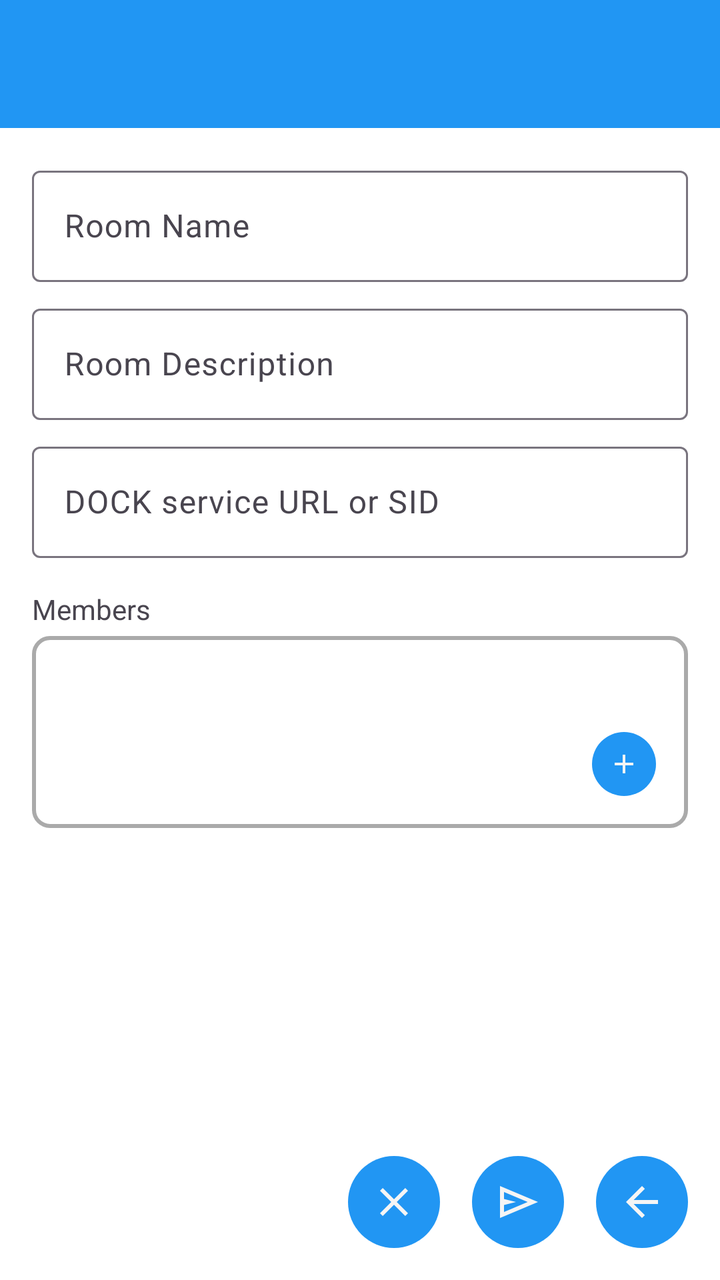
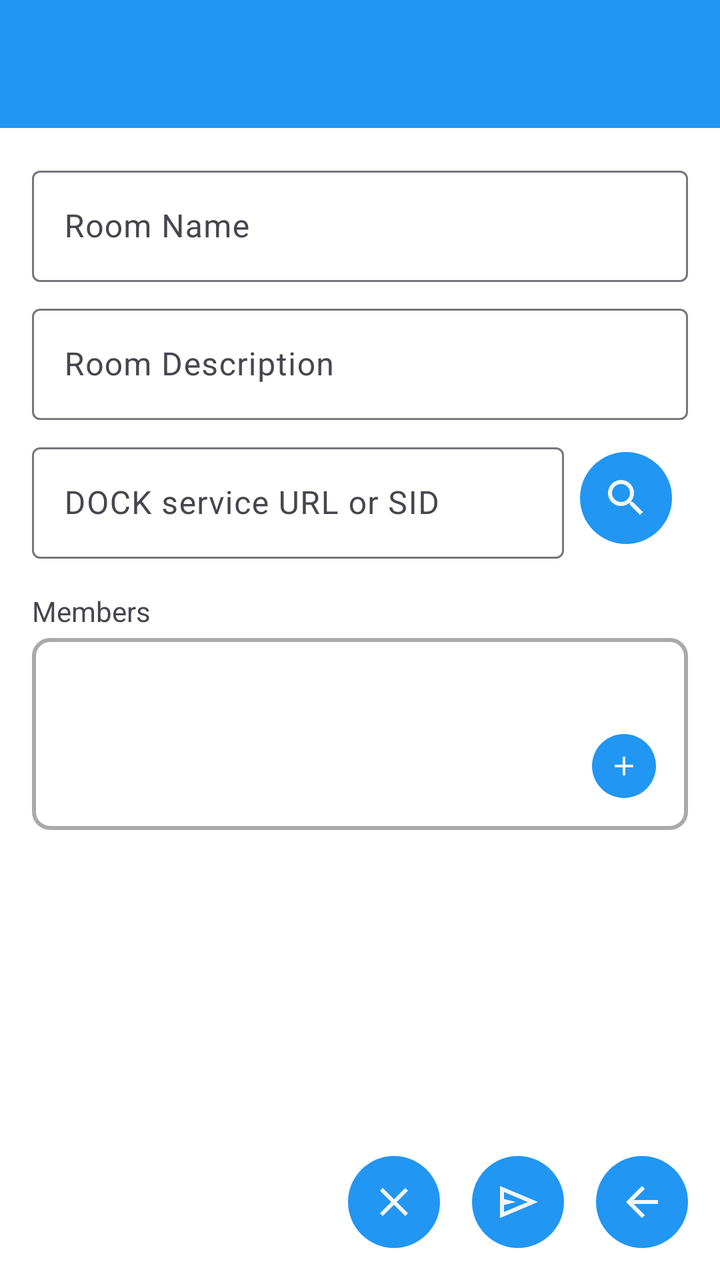

An Android layout rendered at two revisions. The XML below is the earlier revision; the diff shows what the commit changed to produce the second picture.
<!-- AndroidManifest.xml: application theme Theme.Freer -->
<!-- res/layout/activity_create_room.xml -->
<?xml version="1.0" encoding="utf-8"?>
<LinearLayout xmlns:android="http://schemas.android.com/apk/res/android"
    xmlns:app="http://schemas.android.com/apk/res-auto"
    android:layout_width="match_parent"
    android:layout_height="match_parent"
    android:orientation="vertical">

    <include layout="@layout/common_toolbar" />

    <ScrollView
        android:layout_width="match_parent"
        android:layout_height="0dp"
        android:layout_weight="1"
        android:fillViewport="true">

        <LinearLayout
            android:layout_width="match_parent"
            android:layout_height="wrap_content"
            android:orientation="vertical"
            android:padding="16dp">

            
            <com.google.android.material.textfield.TextInputLayout
                android:layout_width="match_parent"
                android:layout_height="wrap_content"
                android:hint="@string/room_name"
                style="@style/Widget.Material3.TextInputLayout.OutlinedBox"
                app:boxBackgroundColor="@color/input_field_background">

                <com.google.android.material.textfield.TextInputEditText
                    android:id="@+id/room_name_input"
                    android:layout_width="match_parent"
                    android:layout_height="wrap_content"
                    android:inputType="text"
                    android:maxLines="1" />

            </com.google.android.material.textfield.TextInputLayout>

            
            <com.google.android.material.textfield.TextInputLayout
                android:layout_width="match_parent"
                android:layout_height="wrap_content"
                android:layout_marginTop="8dp"
                android:hint="@string/room_description"
                style="@style/Widget.Material3.TextInputLayout.OutlinedBox"
                app:boxBackgroundColor="@color/input_field_background">

                <com.google.android.material.textfield.TextInputEditText
                    android:id="@+id/room_desc_input"
                    android:layout_width="match_parent"
                    android:layout_height="wrap_content"
                    android:inputType="textMultiLine"
                    android:maxLines="3" />

            </com.google.android.material.textfield.TextInputLayout>

            
            <com.google.android.material.textfield.TextInputLayout
                android:layout_width="match_parent"
                android:layout_height="wrap_content"
                android:layout_marginTop="8dp"
                android:hint="@string/home_dock_hint"
                style="@style/Widget.Material3.TextInputLayout.OutlinedBox"
                app:boxBackgroundColor="@color/input_field_background">

                <com.google.android.material.textfield.TextInputEditText
                    android:id="@+id/room_dock_input"
                    android:layout_width="match_parent"
                    android:layout_height="wrap_content"
                    android:inputType="textUri"
                    android:maxLines="1" />

            </com.google.android.material.textfield.TextInputLayout>

            
            <TextView
                android:layout_width="wrap_content"
                android:layout_height="wrap_content"
                android:layout_marginTop="16dp"
                android:layout_marginBottom="4dp"
                android:text="@string/members"
                android:textSize="14sp"
                android:textColor="?android:attr/textColorSecondary" />

            <LinearLayout
                android:layout_width="match_parent"
                android:layout_height="wrap_content"
                android:orientation="vertical"
                android:background="@drawable/container_outline"
                android:padding="8dp">

                <LinearLayout
                    android:id="@+id/members_container"
                    android:layout_width="match_parent"
                    android:layout_height="wrap_content"
                    android:orientation="vertical"
                    android:minHeight="32dp" />

                <ImageButton
                    android:id="@+id/add_member_button"
                    style="@style/SmallImageButton"
                    android:layout_gravity="end"
                    android:layout_marginTop="4dp"
                    android:src="@drawable/ic_plus"
                    android:contentDescription="@string/add_member" />

            </LinearLayout>

        </LinearLayout>

    </ScrollView>

    
    <LinearLayout
        android:id="@+id/buttonContainer"
        android:layout_width="match_parent"
        android:layout_height="wrap_content"
        android:orientation="horizontal"
        android:padding="8dp"
        android:gravity="end">

        <ImageButton
            android:id="@+id/clearButton"
            style="@style/ImageButtonStyle"
            android:src="@drawable/ic_clear"
            android:contentDescription="@string/clear" />

        <ImageButton
            android:id="@+id/createButton"
            style="@style/ImageButtonStyle"
            android:src="@drawable/ic_send"
            android:contentDescription="@string/create" />

        <ImageButton
            android:id="@+id/back_button"
            style="@style/ImageButtonStyle"
            android:src="@drawable/ic_back"
            android:contentDescription="@string/back" />

    </LinearLayout>

</LinearLayout>
<!-- res/layout/common_toolbar.xml (included above) -->
<?xml version="1.0" encoding="utf-8"?>
<androidx.appcompat.widget.Toolbar xmlns:android="http://schemas.android.com/apk/res/android"
    xmlns:app="http://schemas.android.com/apk/res-auto"
    android:id="@+id/toolbar"
    android:layout_width="match_parent"
    android:layout_height="?attr/actionBarSize"
    android:background="@color/accent"
    android:theme="@style/ThemeOverlay.Freer.Toolbar">

    <LinearLayout
        android:id="@+id/toolbar_fid_container"
        android:layout_width="wrap_content"
        android:layout_height="match_parent"
        android:layout_gravity="end"
        android:orientation="horizontal"
        android:gravity="end|center_vertical"
        android:visibility="gone"
        android:clickable="true"
        android:focusable="true"
        android:paddingStart="8dp"
        android:paddingEnd="16dp"
        android:background="?android:attr/selectableItemBackground">

        <TextView
            android:id="@+id/toolbar_fid_text"
            android:layout_width="130dp"
            android:layout_height="wrap_content"
            android:textColor="@color/main_background"
            android:paddingStart="8dp"
            android:paddingEnd="4dp"
            android:textSize="14sp"
            android:maxLines="1"
            android:gravity="end"
            android:ellipsize="middle" />

        <ImageView
            android:id="@+id/toolbar_avatar"
            android:layout_width="42dp"
            android:layout_height="42dp"
            android:background="@color/accent"
            android:scaleType="centerCrop"
            android:contentDescription="@string/avatar" />

    </LinearLayout>

</androidx.appcompat.widget.Toolbar>
<!-- resources referenced by this layout -->
<resources>
  <color name="accent">#2196F3</color>
  <color name="input_field_background">#FFFFFF</color>
  <color name="main_background">#F5F5F5</color>
  <!-- drawable container_outline (drawable) -->
  <?xml version="1.0" encoding="utf-8"?>
  <shape xmlns:android="http://schemas.android.com/apk/res/android"
      android:shape="rectangle"
      >
      <solid android:color="#00000000" />
      <stroke
          android:width="2dp"
          android:color="@color/container_outline" />
      <corners android:radius="8dp" />
  </shape>
  <!-- drawable ic_back (drawable) -->
  <vector xmlns:android="http://schemas.android.com/apk/res/android"
      android:width="24dp"
      android:height="24dp"
      android:viewportWidth="960"
      android:viewportHeight="960">
    <path
        android:pathData="m313,520 l224,224 -57,56 -320,-320 320,-320 57,56 -224,224h487v80L313,520Z"
        android:fillColor="@color/main_background"/>
  </vector>
  <!-- drawable ic_plus (drawable) -->
  <?xml version="1.0" encoding="utf-8"?>
  <vector xmlns:android="http://schemas.android.com/apk/res/android"
      android:width="24dp"
      android:height="24dp"
      android:viewportWidth="24"
      android:viewportHeight="24">
      <path
          android:fillColor="@color/accent"
          android:pathData="M19,13h-6v6h-2v-6H5v-2h6V5h2v6h6v2z"/>
  </vector>
  <!-- drawable ic_send (drawable) -->
  <vector xmlns:android="http://schemas.android.com/apk/res/android"
      android:width="24dp"
      android:height="24dp"
      android:viewportWidth="960"
      android:viewportHeight="960">
    <path
        android:pathData="M120,800v-640l760,320 -760,320ZM200,680 L674,480 200,280v140l240,60 -240,60v140ZM200,680v-400,400Z"
        android:fillColor="@color/warning"/>
  </vector>
  <string name="add_member">Add Member</string>
  <string name="avatar">Avatar</string>
  <string name="back">Back</string>
  <string name="clear">Clear</string>
  <string name="create">Create</string>
  <string name="home_dock_hint">DOCK service URL or SID</string>
  <string name="members">Members</string>
  <string name="room_description">Room Description</string>
  <string name="room_name">Room Name</string>
  <style name="ImageButtonStyle">
          <item name="android:layout_width">46dp</item>
          <item name="android:layout_height">46dp</item>
          <item name="android:layout_margin">8dp</item>
          <item name="android:background">@drawable/bg_round_accent</item>
          <item name="android:tint">@color/main_background</item>
          <item name="android:scaleType">centerInside</item>
          <item name="android:padding">8dp</item>
      </style>
  <style name="ThemeOverlay.Freer.Toolbar" parent="ThemeOverlay.AppCompat.ActionBar">
          <item name="android:textColorPrimary">@color/main_background</item>
          <item name="android:textColorSecondary">@color/main_background</item>
      </style>
  <style name="Theme.Freer" parent="Base.Theme.Freer" />
  <color name="container_outline">#AAAAAA</color>
  <color name="text">#000000</color>
  <color name="warning">#FF9800</color>
  <!-- drawable bg_round_accent (drawable) -->
  <?xml version="1.0" encoding="utf-8"?>
  <shape xmlns:android="http://schemas.android.com/apk/res/android"
      android:shape="oval">
      <solid android:color="@color/accent" />
  </shape>
  <!-- unchanged entries left out for length: 3 -->
</resources>

<!-- the commit's change to res/layout/activity_create_room.xml (unified diff, before → after) -->
@@ -55,22 +55,37 @@
             </com.google.android.material.textfield.TextInputLayout>
 
             
-            <com.google.android.material.textfield.TextInputLayout
+            <LinearLayout
                 android:layout_width="match_parent"
                 android:layout_height="wrap_content"
                 android:layout_marginTop="8dp"
-                android:hint="@string/home_dock_hint"
-                style="@style/Widget.Material3.TextInputLayout.OutlinedBox"
-                app:boxBackgroundColor="@color/input_field_background">
-
-                <com.google.android.material.textfield.TextInputEditText
-                    android:id="@+id/room_dock_input"
-                    android:layout_width="match_parent"
-                    android:layout_height="wrap_content"
-                    android:inputType="textUri"
-                    android:maxLines="1" />
-
-            </com.google.android.material.textfield.TextInputLayout>
+                android:orientation="horizontal"
+                android:gravity="center_vertical">
+
+                <com.google.android.material.textfield.TextInputLayout
+                    android:layout_width="0dp"
+                    android:layout_height="wrap_content"
+                    android:layout_weight="1"
+                    android:hint="@string/home_dock_hint"
+                    style="@style/Widget.Material3.TextInputLayout.OutlinedBox"
+                    app:boxBackgroundColor="@color/input_field_background">
+
+                    <com.google.android.material.textfield.TextInputEditText
+                        android:id="@+id/room_dock_input"
+                        android:layout_width="match_parent"
+                        android:layout_height="wrap_content"
+                        android:inputType="textUri"
+                        android:maxLines="1" />
+
+                </com.google.android.material.textfield.TextInputLayout>
+
+                <ImageButton
+                    android:id="@+id/choose_dock_button"
+                    style="@style/ImageButtonStyle"
+                    android:layout_marginStart="8dp"
+                    android:src="@drawable/ic_search"
+                    android:contentDescription="@string/choose_another" />
+            </LinearLayout>
 
             
             <TextView
<!-- resource entries referenced after the edit -->
@@ -35,6 +35,17 @@
           android:fillColor="@color/accent"
           android:pathData="M19,13h-6v6h-2v-6H5v-2h6V5h2v6h6v2z"/>
   </vector>
+  <!-- drawable ic_search (drawable) -->
+  <vector xmlns:android="http://schemas.android.com/apk/res/android"
+      android:width="24dp"
+      android:height="24dp"
+      android:viewportWidth="24"
+      android:viewportHeight="24"
+      android:tint="?attr/colorOnSurface">
+    <path
+        android:fillColor="@android:color/white"
+        android:pathData="M15.5,14h-0.79l-0.28,-0.27C15.41,12.59 16,11.11 16,9.5 16,5.91 13.09,3 9.5,3S3,5.91 3,9.5 5.91,16 9.5,16c1.61,0 3.09,-0.59 4.23,-1.57l0.27,0.28v0.79l5,4.99L20.49,19l-4.99,-5zM9.5,14C7.01,14 5,11.99 5,9.5S7.01,5 9.5,5 14,7.01 14,9.5 11.99,14 9.5,14z"/>
+  </vector>
   <!-- drawable ic_send (drawable) -->
   <vector xmlns:android="http://schemas.android.com/apk/res/android"
       android:width="24dp"
@@ -48,6 +59,7 @@
   <string name="add_member">Add Member</string>
   <string name="avatar">Avatar</string>
   <string name="back">Back</string>
+  <string name="choose_another">Choose another</string>
   <string name="clear">Clear</string>
   <string name="create">Create</string>
   <string name="home_dock_hint">DOCK service URL or SID</string>
